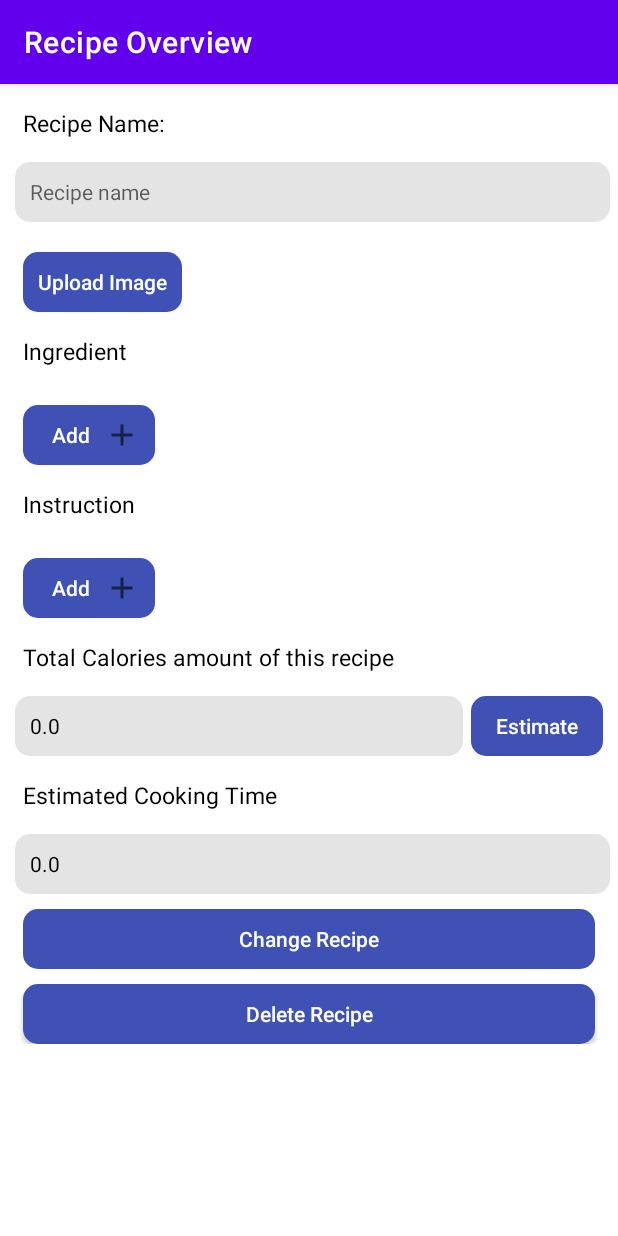
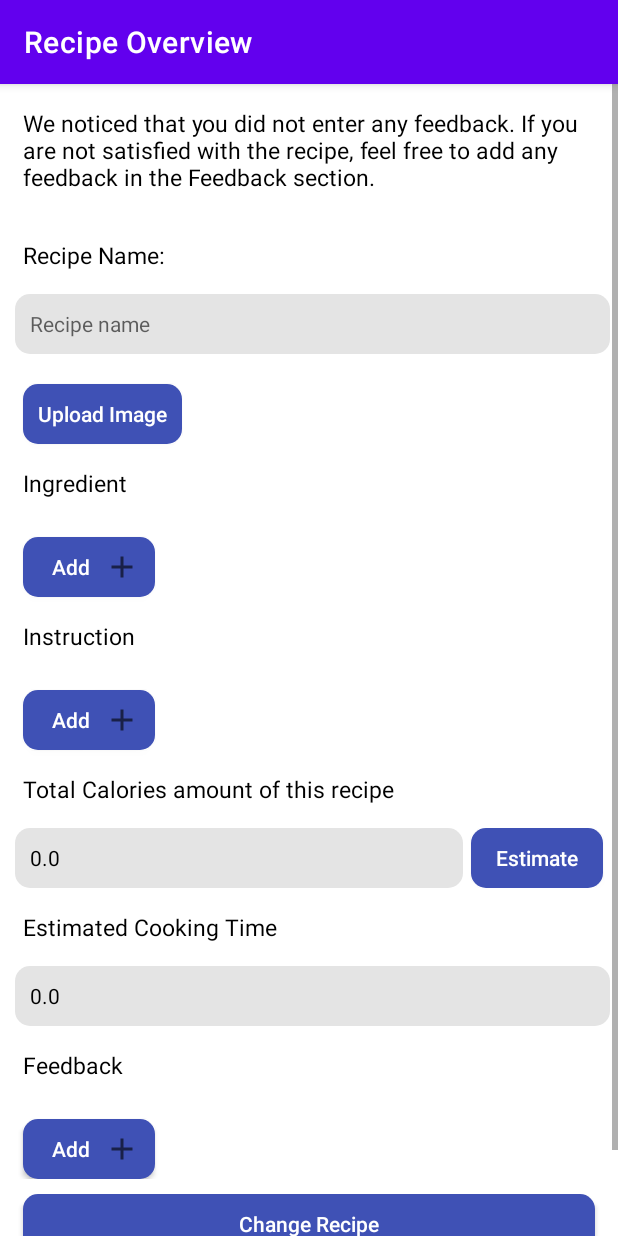
Before and after one commit to JingfeiPeng/cs446_android_team, an Android app: the RecipeOverviewActivity screen opened directly, with no data from a screen before it, on a phone screen of 412 x 824 dp. Run offline under Robolectric (Android 15) with nearby library versions, the phone set to English and light mode, and no system bars; 8 statements that could not run were skipped.

Commit message:
Now suggests based on feedback with limited intelligence.

```diff
--- a/app/src/main/java/com/example/cs446_meal_planner/RecipeActivity.java
+++ b/app/src/main/java/com/example/cs446_meal_planner/RecipeActivity.java
@@ -31,12 +31,15 @@ import androidx.annotation.LayoutRes;
 import androidx.annotation.Nullable;
 import androidx.annotation.RequiresApi;
 import androidx.appcompat.app.AppCompatActivity;
+import androidx.appcompat.widget.AppCompatSpinner;
 
 import com.example.cs446_meal_planner.model.IngredientCaloriesCalculator;
 import com.example.cs446_meal_planner.model.Recipe;
 
 import java.math.RoundingMode;
 import java.text.DecimalFormat;
+import java.util.ArrayList;
+import java.util.List;
 
 import static android.view.View.GONE;
 
@@ -48,6 +51,7 @@ public class RecipeActivity extends AppCompatActivity {
     protected LinearLayout add_instruction_layoutlist;
     protected Button add_ingredient;
     protected Button add_instruction;
+    protected Button add_feedback;
     protected Button get_calorie_estimate;
     protected EditText cookingTimeField;
     protected ImageView imageView;
@@ -55,9 +59,12 @@ public class RecipeActivity extends AppCompatActivity {
     protected ArrayAdapter<String> adapter;
     // List of available units of ingredients
     protected String [] units = {"whole", "gram", "teaspoon", "cup", "pound", "tablespoon"};
+    protected String [] feedbacks = {"too sweet", "too briny", "too sour", "too spicy", "not sweet enough", "not briny enough", "not sour enough", "not spicy enough"};
     protected IngredientCaloriesCalculator calories_calculator = IngredientCaloriesCalculator.getInstance();
 
     protected String image_path;
+
+
 
     ActivityResultLauncher<Intent> uploadImageActivityResultLauncher = registerForActivityResult(
             new ActivityResultContracts.StartActivityForResult(),
@@ -79,8 +86,10 @@ public class RecipeActivity extends AppCompatActivity {
         add_instruction_layoutlist = findViewById(R.id.instruction_list);
         add_ingredient = findViewById(R.id.button_add_ingredient);
         add_instruction = findViewById(R.id.button_add_instruction);
+        add_feedback = findViewById(R.id.button_add_feedback);
         get_calorie_estimate = findViewById(R.id.button_get_estimated_calories_total);
         imageView = (ImageView) findViewById(R.id.imageView_recipe_image);
+
 
         imageView.setVisibility(View.GONE);
 
@@ -180,7 +189,6 @@ public class RecipeActivity extends AppCompatActivity {
 
         formated_calories = df.format(total_calories);
         total_calories = Double.parseDouble(formated_calories);
-
         // get recipe name
         EditText recipeNameText = (EditText)findViewById(R.id.edit_recipe_name);
         String recipeName = recipeNameText.getText().toString();
@@ -197,7 +205,9 @@ public class RecipeActivity extends AppCompatActivity {
                 .instruction(instructions)
                 .cookingTime(cookingTime)
                 .calorie(total_calories)
-                .imageUrl(image_path).build();
+                .imageUrl(image_path)
+                .feedbacks("")
+                .build();
         return r;
     }
 
@@ -249,7 +259,6 @@ public class RecipeActivity extends AppCompatActivity {
 
         add_instruction_layoutlist.addView(instructionView);
     }
-
     public void uploadImage(Intent data){
         Uri selectedImage = data.getData();
         image_path = selectedImage.toString();
--- a/app/src/main/java/com/example/cs446_meal_planner/RecipeDBHelper.java
+++ b/app/src/main/java/com/example/cs446_meal_planner/RecipeDBHelper.java
@@ -21,7 +21,7 @@ public class RecipeDBHelper extends DBHelper {
     public static final String RECIPE_INSTRUCTION = "instruction";
     public static final String RECIPE_COOKING_TIME = "cooking_time";
     public static final String RECIPE_CALORIE = "calorie";
-    public static final String RECIPE_FEEDBACK = "feedback";
+    public static final String RECIPE_FEEDBACK = "feedbacks";
 
     private static RecipeDBHelper recipeDBHelper = null;
 
@@ -76,6 +76,7 @@ public class RecipeDBHelper extends DBHelper {
         contentValues.put(RECIPE_INSTRUCTION, recipe.getInstruction());
         contentValues.put(RECIPE_COOKING_TIME, recipe.getCookingTime());
         contentValues.put(RECIPE_CALORIE, recipe.getCalorie());
+        contentValues.put(RECIPE_FEEDBACK,recipe.getFeedbacks());
         db.insert(RECIPE_TABLE_NAME, null, contentValues);
         return true;
     }
@@ -106,6 +107,7 @@ public class RecipeDBHelper extends DBHelper {
                     .instruction(res.getString(res.getColumnIndex(RECIPE_INSTRUCTION)))
                     .cookingTime(Double.parseDouble(res.getString(res.getColumnIndex(RECIPE_COOKING_TIME))))
                     .calorie(Double.parseDouble(res.getString(res.getColumnIndex(RECIPE_CALORIE))))
+                    .feedbacks(res.getString(res.getColumnIndex(RECIPE_FEEDBACK)))
                     .build();
             result.add(recipe);
             res.moveToNext();
--- a/app/src/main/java/com/example/cs446_meal_planner/RecipeOverviewActivity.java
+++ b/app/src/main/java/com/example/cs446_meal_planner/RecipeOverviewActivity.java
@@ -2,19 +2,27 @@ package com.example.cs446_meal_planner;
 
 import android.os.Bundle;
 import android.view.View;
+import android.widget.ArrayAdapter;
 import android.widget.Button;
 import android.widget.ImageView;
+import android.widget.LinearLayout;
+import android.widget.TextView;
 
 import androidx.annotation.LayoutRes;
 import androidx.annotation.Nullable;
+import androidx.appcompat.widget.AppCompatSpinner;
 
 import com.example.cs446_meal_planner.model.Recipe;
+import com.example.cs446_meal_planner.model.RecipeAdvisor;
 
 
 public class RecipeOverviewActivity extends RecipeActivity {
     RecipeDBHelper db;
+    protected LinearLayout add_feedback_layoutlist;
+    protected TextView feedback_view;
     Button modify_recipe;
     Button delete_recipe;
+    Button add_feedback;
     @LayoutRes
     int layout_id = R.layout.recipe_view_layout;
 
@@ -25,12 +33,16 @@ public class RecipeOverviewActivity extends RecipeActivity {
         db = RecipeDBHelper.getInstance(RecipeOverviewActivity.this);
         modify_recipe = findViewById(R.id.button_modify_recipe);
         delete_recipe = findViewById(R.id.button_delete_recipe);
+        add_feedback = findViewById(R.id.button_add_feedback);
+        add_feedback_layoutlist = findViewById(R.id.feedback_list);
+        feedback_view = findViewById(R.id.feedback);
 
 
 
         String instructions = getIntent().getExtras().getString("instructions");
         String ingredients =getIntent().getExtras().getString("ingredients");
         String recipeName = getIntent().getExtras().getString("recipeName");
+        String feedbacks = getIntent().getExtras().getString("feedbacks");
         Double calories = getIntent().getExtras().getDouble("calories");
         int recipeID = getIntent().getExtras().getInt("id");
         double cookingTime = getIntent().getExtras().getDouble("cookingTime");
@@ -44,6 +56,10 @@ public class RecipeOverviewActivity extends RecipeActivity {
         if(ingredients==null) {
             ingredients="";
         }
+        if(feedbacks == null)
+        {
+            feedbacks = "";
+        }
         if (calories==null) {
             calories = 0.0;
         }
@@ -56,18 +72,21 @@ public class RecipeOverviewActivity extends RecipeActivity {
         edit_calories_total.setText(Double.toString(calories));
         image_path = imageUrl;
 
+        String[] instructionList = new String[0];
+        String[] ingredientGramList = new String[0];
+        String[] feedbackList = new String[0];
         if (!instructions.equals("")) {
-            String[] instructionList = instructions.split("#");
-            for (int i = 0; i < instructionList.length; i++) {
-                addNewInstruction(instructionList[i]);
+            instructionList = instructions.split("#");
+            for (String s : instructionList) {
+                addNewInstruction(s);
             }
         }
 
         if (!ingredients.equals("")) {
-            String[] ingredientGramList = ingredients.split("#");
-            for (int i = 0; i < ingredientGramList.length; i++) {
+            ingredientGramList = ingredients.split("#");
+            for (String s : ingredientGramList) {
                 // ingredient at index 0 and weight at index 1
-                String[] ingredientGram = ingredientGramList[i].split("%");
+                String[] ingredientGram = s.split("%");
                 String ingredientName = ingredientGram[0];
                 String ingredientNumber = ingredientGram[1];
                 String ingredientUnit = ingredientGram[2];
@@ -75,7 +94,15 @@ public class RecipeOverviewActivity extends RecipeActivity {
             }
         }
 
+        if (!feedbacks.equals("")) {
+            feedbackList =feedbacks.split("!");
+            for (String s : feedbackList) {
+                addNewFeedback(Integer.parseInt(s));
+            }
+        }
 
+        RecipeAdvisor advisor = new RecipeAdvisor(ingredientGramList,feedbackList);
+        feedback_view.setText(advisor.recommend());
         //display image
         if(!imageUrl.equals("")){
             ImageView recipeImage = findViewById(R.id.imageView_recipe_image);
@@ -91,12 +118,20 @@ public class RecipeOverviewActivity extends RecipeActivity {
             @Override
             public void onClick(View v) {
                 Recipe r = processRecipeData();
+                String feedbacks = "";
+                for(int i=0;i< add_feedback_layoutlist.getChildCount();i++)
+                {
+                    final View feedbackView = add_feedback_layoutlist.getChildAt(i);
+                    AppCompatSpinner feedback_item = feedbackView.findViewById(R.id.feedback_item);
+                    feedbacks+=String.valueOf(feedback_item.getSelectedItemPosition())+"!";
+                }
                 db.updateName(r.getName(),recipeID);
                 db.updateCookingTime(r.getCookingTime(), recipeID);
                 db.updateInstruction(r.getInstruction(),recipeID);
                 db.updateIngredients(r.getIngredients(),recipeID);
                 db.updateCalorie(r.getCalorie(), recipeID);
                 db.updateImageUrl(r.getImageUrl(), recipeID);
+                db.updateFeedbacks(feedbacks,recipeID);
                 db.notifyObservers();
                 finish();
             }
@@ -110,5 +145,43 @@ public class RecipeOverviewActivity extends RecipeActivity {
                 finish();
             }
         });
+
+        add_feedback.setOnClickListener(new View.OnClickListener() {
+            @Override
+            public void onClick(View v) {
+                addNewFeedback();
+            }
+        });
+    }
+    public void addNewFeedback()
+    {
+        final View feedback_view = getLayoutInflater().inflate(R.layout.feedback_add,null,false);
+        ArrayAdapter feedback_adapter = new ArrayAdapter(this, android.R.layout.simple_spinner_item,feedbacks);
+        AppCompatSpinner feedback_select = feedback_view.findViewById(R.id.feedback_item);
+        ImageView imageClose = feedback_view.findViewById(R.id.image_remove);
+        feedback_select.setAdapter(feedback_adapter);
+        imageClose.setOnClickListener(new View.OnClickListener() {
+            @Override
+            public void onClick(View v) {
+                add_feedback_layoutlist.removeView(feedback_view);
+            }
+        });
+        add_feedback_layoutlist.addView(feedback_view);
+    }
+    public void addNewFeedback(int position)
+    {
+        final View feedback_view = getLayoutInflater().inflate(R.layout.feedback_add,null,false);
+        ArrayAdapter feedback_adapter = new ArrayAdapter(this, android.R.layout.simple_spinner_item,feedbacks);
+        AppCompatSpinner feedback_select = feedback_view.findViewById(R.id.feedback_item);
+        ImageView imageClose = feedback_view.findViewById(R.id.image_remove);
+        feedback_select.setAdapter(feedback_adapter);
+        feedback_select.setSelection(position);
+        imageClose.setOnClickListener(new View.OnClickListener() {
+            @Override
+            public void onClick(View v) {
+                add_feedback_layoutlist.removeView(feedback_view);
+            }
+        });
+        add_feedback_layoutlist.addView(feedback_view);
     }
 }
--- a/app/src/main/java/com/example/cs446_meal_planner/model/RecipeAdapter.java
+++ b/app/src/main/java/com/example/cs446_meal_planner/model/RecipeAdapter.java
@@ -61,6 +61,7 @@ public class RecipeAdapter extends RecyclerView.Adapter<RecipeAdapter.RecipeView
                     bundle.putDouble("calories",r.getCalorie());
                     bundle.putDouble("cookingTime", r.getCookingTime());
                     bundle.putString("imageUrl", r.getImageUrl());
+                    bundle.putString("feedbacks",r.getFeedbacks());
                     intent.putExtras(bundle);
                     mcon.startActivity(intent);
                 }
--- /dev/null
+++ b/app/src/main/java/com/example/cs446_meal_planner/model/RecipeAdvisor.java
@@ -0,0 +1,84 @@
+package com.example.cs446_meal_planner.model;
+
+import java.util.ArrayList;
+
+public class RecipeAdvisor {
+    String []ingredients;
+    String feedbacks[];
+    private final int FEEDBACK_TYPE_COUNT = 4;
+    private final String [] FEEDBACK = {"too sweet", "too briny", "too sour", "too spicy", "not sweet enough", "not briny enough", "not sour enough", "not spicy enough"};
+    private final String [] SWEET_INGREDIETNS={"cacao","fruit","sugar","cocoa","vanilla","cardamom","star anise","cloves","cinnamon","nutmeg","saffron","syrup","honey","jam"};
+    private final String [] SOUR_INGREDIETNS={"buttermilk","sour cream","lemon","lime","vinegar"};
+    private final String [] SALTY_INGREDIETNS={"salt","soy sauce","fish sauce"};
+    private final String [] SPICY_INGREDIETNS={"pepper","harissa","red chili paste","sriracha","tabasco","wasabi","horseradish","mustard","ginger"};
+    private final String[][] INGREDIETNS_LIST = new String[][]{SWEET_INGREDIETNS, SALTY_INGREDIETNS, SOUR_INGREDIETNS,SPICY_INGREDIETNS};
+    public RecipeAdvisor(String[] ingredients, String[] feedbacks) {
+        this.ingredients = ingredients;
+        this.feedbacks = feedbacks;
+    }
+    private String form_advice(String ingredients)
+    {
+        if(ingredients.length() == 0)
+        {
+            return "";
+        }
+        String advice="";
+        String []tmp = ingredients.split("#");
+        if(tmp.length==1)
+        {
+            return tmp[0];
+        }
+        for(int i=0;i<tmp.length-2;i++)
+        {
+            advice+=tmp[i]+", ";
+        }
+        advice+=tmp[tmp.length-2]+" and "+tmp[tmp.length-1];
+        return advice;
+    }
+    public String recommend()
+    {
+        if (feedbacks.length == 0)
+        {
+            return "We noticed that you did not enter any feedback. If you are not satisfied with the recipe, feel free to add any feedback in the Feedback section.";
+        }
+        String [] ingredient_in_advice = new String[]{"",""};
+        boolean []feedback_type_check= new boolean[FEEDBACK_TYPE_COUNT*2];
+        for(String S: feedbacks)
+        {
+            int cur_feedback = Integer.parseInt(S);
+            if (feedback_type_check[cur_feedback])
+            {
+                continue;
+            }
+            feedback_type_check[cur_feedback] = true;
+            for(String T: ingredients)
+            {
+                String[] ingredientGram = T.split("%");
+                String ingredientName = ingredientGram[0];
+                for(String I: INGREDIETNS_LIST[cur_feedback%FEEDBACK_TYPE_COUNT])
+                {
+                    if(ingredientName.toLowerCase().contains(I) || I.contains(ingredientName.toLowerCase()))
+                    {
+                        ingredient_in_advice[cur_feedback/FEEDBACK_TYPE_COUNT]+=ingredientName+"#";
+                    }
+                }
+            }
+        }
+        if(ingredient_in_advice[0].length() == 0 && ingredient_in_advice[1].length() == 0)
+        {
+            return "We are not sure on how to make the recipe better.";
+        }
+        String advice="Based on the feedback, we recommend";
+        if(ingredient_in_advice[0].length() !=0)
+        {
+            advice+=" decreasing the amount of "+form_advice(ingredient_in_advice[0]);
+        }
+        advice+=" in the recipe.";
+        if(ingredient_in_advice[1].length()!=0)
+        {
+            advice+=" Also, we recommend increasing the amount of "+form_advice(ingredient_in_advice[1]);
+        }
+        return advice;
+    }
+
+}
--- /dev/null
+++ b/app/src/main/res/layout/feedback_view.xml
@@ -0,0 +1,40 @@
+<?xml version="1.0" encoding="utf-8"?>
+<LinearLayout
+    xmlns:android="http://schemas.android.com/apk/res/android"
+    xmlns:tools="http://schemas.android.com/tools"
+    android:layout_width="fill_parent"
+    android:layout_height="wrap_content"
+    android:orientation="vertical"
+    tools:context=".MainActivity">
+
+
+    <TextView
+        android:layout_width="wrap_content"
+        android:layout_height="wrap_content"
+        android:text="Feedback"
+        android:textSize="15sp"
+        android:layout_margin="15dp"
+        android:textColor="@color/black"></TextView>
+
+    <LinearLayout
+        android:id="@+id/feedback_list"
+        android:layout_width="match_parent"
+        android:layout_height="wrap_content"
+        android:orientation="vertical"></LinearLayout>
+
+    <Button
+        android:id="@+id/button_add_feedback"
+        android:background="@drawable/round_primary"
+        android:layout_width="wrap_content"
+        android:layout_height="40dp"
+        android:text="Add"
+        android:layout_marginTop="10dp"
+        android:layout_marginLeft="15dp"
+        android:textColor="@color/white"
+        android:textAllCaps="false"
+        android:paddingLeft="10dp"
+        android:paddingRight="10dp"
+        android:drawableRight="@drawable/ic_baseline_add_24"
+        ></Button>
+
+</LinearLayout>
--- a/app/src/main/res/layout/recipe_view_layout.xml
+++ b/app/src/main/res/layout/recipe_view_layout.xml
@@ -9,8 +9,17 @@
         android:layout_width="match_parent"
         android:layout_height="match_parent"
         android:orientation="vertical">
+        <TextView
+            android:layout_width="wrap_content"
+            android:layout_height="wrap_content"
+            android:id="@+id/feedback"
+            android:text="@string/recipe_name"
+            android:textSize="15sp"
+            android:layout_margin="15dp"
+            android:textColor="@color/black"></TextView>
+        <include layout="@layout/recipe" />
 
-        <include layout="@layout/recipe" />
+        <include layout="@layout/feedback_view" />
 
         <Button
             android:id="@+id/button_modify_recipe"
```
Also changed, not shown: app/src/main/res/layout/feedback_add.xml (added, +32 -0 lines).
